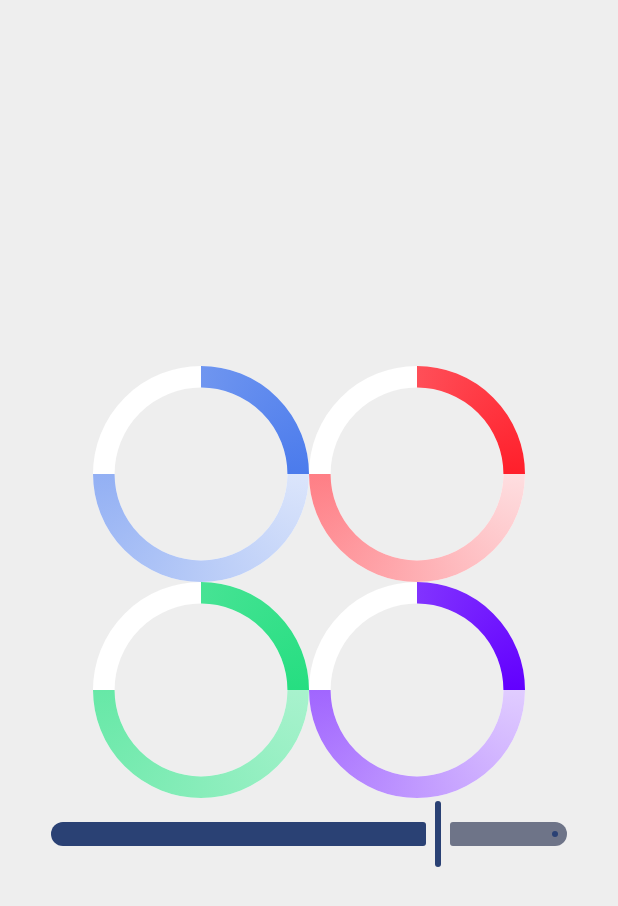
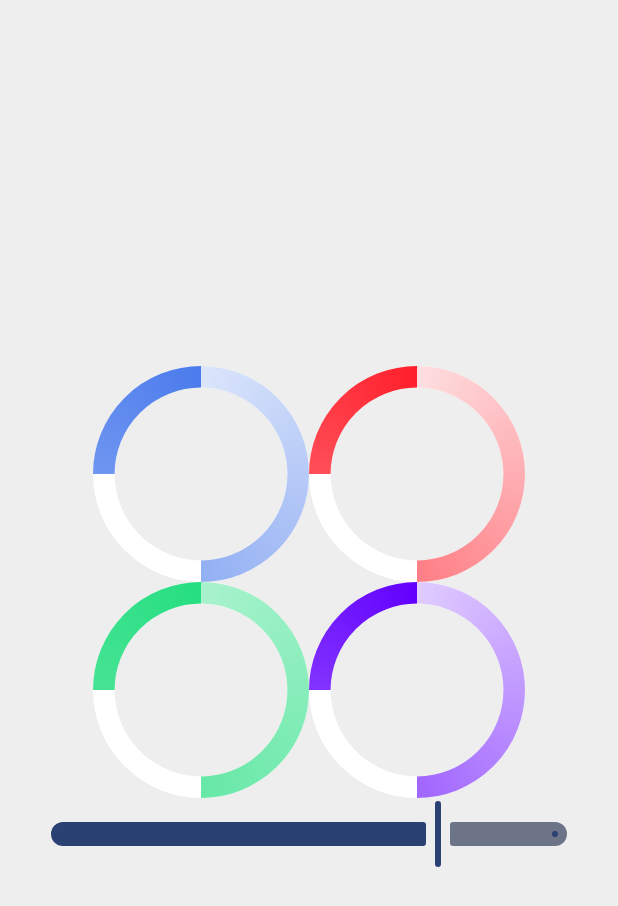
Before and after one commit to nicolashaan/compose-gradient-progress-indicator, an Android app built with Jetpack Compose: the screen it shows after launch (MainActivity), on a phone screen of 412 x 824 dp. Shown: the top 906 px of the screen. Run offline under Robolectric (Android 15) with nearby library versions, the light colour scheme and no system bars.

Commit message:
step: rotate the Indicator

```diff
--- a/app/src/main/java/tech/bam/progressindicator/ui/GradientProgressIndicator.kt
+++ b/app/src/main/java/tech/bam/progressindicator/ui/GradientProgressIndicator.kt
@@ -12,6 +12,7 @@ import androidx.compose.ui.graphics.Color
 import androidx.compose.ui.graphics.StrokeCap
 import androidx.compose.ui.graphics.drawscope.DrawScope
 import androidx.compose.ui.graphics.drawscope.Stroke
+import androidx.compose.ui.graphics.drawscope.rotate
 import androidx.compose.ui.platform.LocalDensity
 import androidx.compose.ui.unit.Dp
 
@@ -84,6 +85,7 @@ private fun DrawScope.drawCircularIndicator(
     // To do this we need to remove half the stroke width from the total diameter for both sides.
     val diameterOffset = stroke.width / 2
     val arcDimen = size.width - 2 * diameterOffset
+    rotate(degrees = -90f) {
         drawArc(
             brush = Brush.sweepGradient(listOf(gradientStart, gradientEnd)),
             startAngle = startAngle,
@@ -94,3 +96,4 @@ private fun DrawScope.drawCircularIndicator(
             style = stroke
         )
     }
+}
```
Lines whose indentation alone changed are shown as unchanged.
